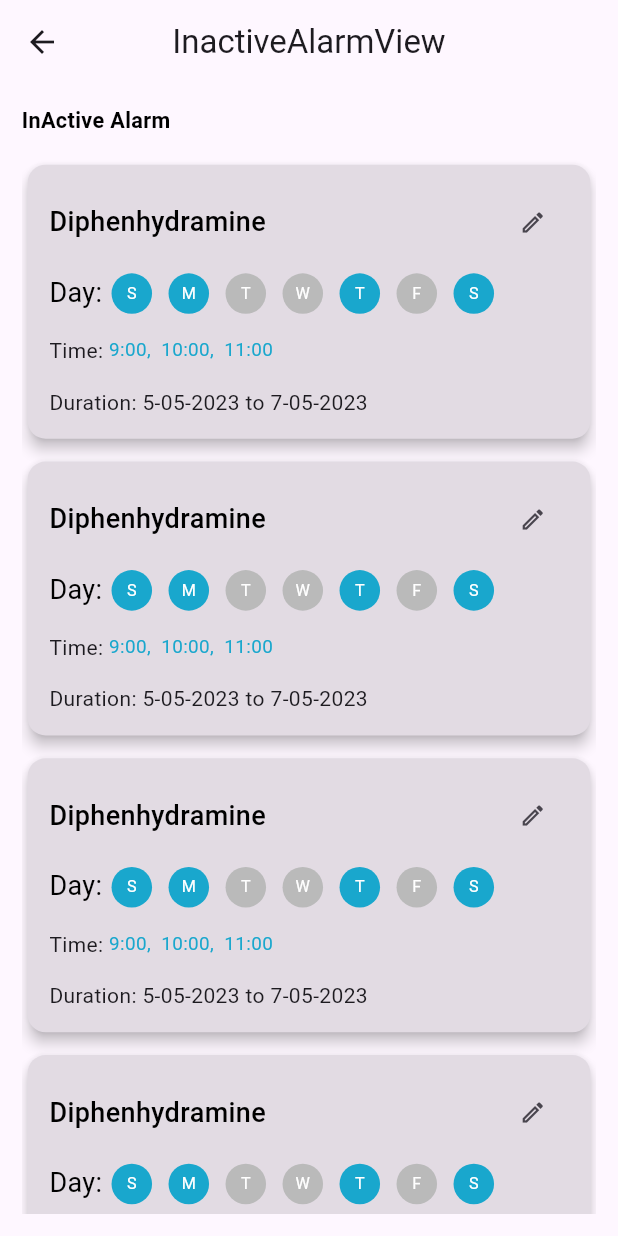
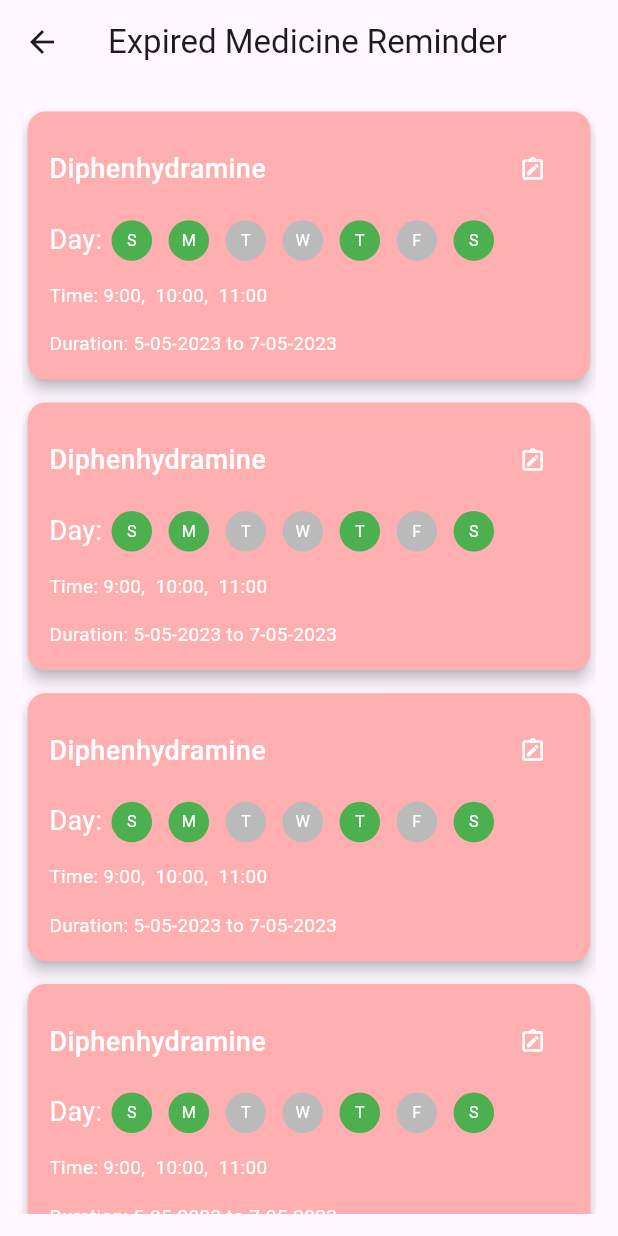
Before and after one commit to khandaker-shamsul-arafen/Medicine-Alarm, a Flutter app: the InactiveAlarmView screen opened by its route, on a phone screen of 412 x 824 dp. Run offline on Flutter 3.47's test engine with Material 2 defaults, Android fonts, the phone set to English and light mode, and no system bars; our stand-ins replace animated_bottom_navigation_bar, flutter_screenutil, flutter_spinbox, get; missing offline and left inert: circular_reveal_animation, day_night_time_picker.

Commit message:
Huge Change For Add Medicine

```diff
--- a/lib/app/constants/all_color.dart
+++ b/lib/app/constants/all_color.dart
@@ -6,6 +6,8 @@ class AllColors {
   static const greyWhite = Color(0xE2FFFFFF);
   static const pureBlack = Color(0xFF000000);
   static const grey = Color(0xFFBABABA);
+  static const lightRed = Color(0xFFFFAFAF);
+  static const darkGrey = Color(0xFF4D4D4D);
   static const greyLight = Color(0xFFD3D3D3);
   static const grey2 = Color(0xFFD5D5D5);
 }
--- a/lib/app/modules/add_medicine/controllers/add_medicine_controller.dart
+++ b/lib/app/modules/add_medicine/controllers/add_medicine_controller.dart
@@ -11,11 +11,13 @@ class AddMedicineController extends GetxController {
   RxString pickedDate = ''.obs;
 
   RxList time = [].obs;
+  RxList dayTime = [].obs;
 
   final count = 0.0.obs;
 
   void onTimeChanged(Time newTime) {
     time1 = newTime;
+    print('Shanto ' + newTime.period.toString());
   }
 
   @override
--- a/lib/app/modules/inactive_alarm/views/inactive_alarm_view.dart
+++ b/lib/app/modules/inactive_alarm/views/inactive_alarm_view.dart
@@ -3,7 +3,6 @@ import 'package:flutter_screenutil/flutter_screenutil.dart';
 import 'package:get/get.dart';
 
 import '../../../constants/constant_widget.dart';
-import '../../../constants/text_style.dart';
 import '../../../widget/active_alarm_card.dart';
 import '../controllers/inactive_alarm_controller.dart';
 
@@ -14,8 +13,8 @@ class InactiveAlarmView extends GetView<InactiveAlarmController> {
   Widget build(BuildContext context) {
     return Scaffold(
       appBar: AppBar(
-        title: const Text('InactiveAlarmView'),
-        centerTitle: true,
+        title: const Text('Expired Medicine Reminder'),
+        centerTitle: false,
       ),
       body: Padding(
         padding: EdgeInsets.all(16.0.r),
@@ -23,12 +22,6 @@ class InactiveAlarmView extends GetView<InactiveAlarmController> {
           crossAxisAlignment: CrossAxisAlignment.start,
           mainAxisAlignment: MainAxisAlignment.start,
           children: [
-            Text(
-              'InActive Alarm',
-              style: AllTextStyle()
-                  .textRegularStyle16(fontWeight: FontWeight.w600),
-            ),
-            ConstantWidget().gapeH16(),
             Expanded(
               child: ListView.builder(
                   shrinkWrap: true,
--- a/lib/app/widget/active_alarm_card.dart
+++ b/lib/app/widget/active_alarm_card.dart
@@ -30,8 +30,8 @@ class ActiveAlarmCard extends StatelessWidget {
   @override
   Widget build(BuildContext context) {
     return Card(
-      surfaceTintColor: (inActive)
-          ? AllColors.pureBlack.withOpacity(0.01)
+      color: (inActive)
+          ? AllColors.lightRed
           : AllColors.greyWhite.withOpacity(1.0),
       elevation: 4,
       child: Padding(
@@ -45,14 +45,21 @@ class ActiveAlarmCard extends StatelessWidget {
               children: [
                 Text(
                   'Diphenhydramine',
-                  style: AllTextStyle().textRegularStyle16(fontSize: 20),
+                  style: AllTextStyle().textRegularStyle16(
+                      fontSize: 20,
+                      color: (inActive)
+                          ? AllColors.pureWhite
+                          : AllColors.pureBlack),
                 ),
                 Spacer(),
                 IconButton(
                     onPressed: () {},
-                    icon: const Icon(
-                      Icons.edit_outlined,
+                    icon: Icon(
+                      Icons.note_alt_outlined,
                       size: 18,
+                      color: (inActive)
+                          ? AllColors.pureWhite
+                          : AllColors.pureWhite,
                     ))
               ],
             ),
@@ -63,36 +70,55 @@ class ActiveAlarmCard extends StatelessWidget {
               children: [
                 Text(
                   'Day: ',
-                  style: AllTextStyle().textRegularStyle(fontSize: 20),
+                  style: AllTextStyle().textRegularStyle(
+                    fontSize: 20,
+                    color:
+                        (inActive) ? AllColors.pureWhite : AllColors.pureBlack,
+                  ),
                 ),
                 Wrap(
                     children: List.generate(
                         weekName.length,
                         (index) => WeeklyButton(
-                              dayName: weekName[index],
+                          dayName: weekName[index],
                               isSelecDay: isSelectDay,
                               index: index,
+                              inactiveText: (inActive) ? true : false,
                             ))),
               ],
             ),
             ConstantWidget().gapeH16(),
             Row(
               children: [
-                Text('Time: '),
+                Text('Time: ',
+                    style: AllTextStyle().textRegularStyle(
+                        color: (inActive)
+                            ? AllColors.pureWhite
+                            : AllColors.pureBlack)),
                 Text(
                   alermTime.join(",  "),
-                  style: AllTextStyle()
-                      .textRegularStyle(color: AllColors.primaryColor),
+                  style: AllTextStyle().textRegularStyle(
+                      color: (inActive)
+                          ? AllColors.pureWhite
+                          : AllColors.pureBlack),
                 ),
               ],
             ),
             ConstantWidget().gapeH16(),
             Row(
               children: [
-                Text("Duration: "),
+                Text(
+                  "Duration: ",
+                  style: AllTextStyle().textRegularStyle(
+                      color: (inActive)
+                          ? AllColors.pureWhite
+                          : AllColors.pureBlack),
+                ),
                 (inActive)
-                    ? Text("5-05-2023 to 7-05-2023")
-                    : Text("With After Before Mill"),
+                    ? Text("5-05-2023 to 7-05-2023",
+                        style: AllTextStyle()
+                            .textRegularStyle(color: AllColors.pureWhite))
+                    : const Text("With After Before Mill"),
               ],
             )
           ],
--- a/lib/app/widget/add_time_card.dart
+++ b/lib/app/widget/add_time_card.dart
@@ -5,8 +5,10 @@ import 'package:medicine_alarm/app/constants/text_style.dart';
 
 class AddTimeCard extends StatelessWidget {
   final String time;
+  final String dayTime;
 
-  const AddTimeCard({Key? key, required this.time}) : super(key: key);
+  const AddTimeCard({Key? key, required this.time, required this.dayTime})
+      : super(key: key);
 
   @override
   Widget build(BuildContext context) {
@@ -19,7 +21,7 @@ class AddTimeCard extends StatelessWidget {
       ),
       child: Center(
           child: Text(
-        '$time PM',
+            '$time $dayTime',
         style: AllTextStyle().textRegularStyle(color: AllColors.pureWhite),
       )),
     );
--- a/lib/app/widget/weekly_button.dart
+++ b/lib/app/widget/weekly_button.dart
@@ -8,12 +8,14 @@ class WeeklyButton extends StatefulWidget {
   final List isSelecDay;
   final int index;
   final String dayName;
+  final bool inactiveText;
 
   const WeeklyButton(
       {Key? key,
       required this.dayName,
       required this.index,
-      required this.isSelecDay})
+      required this.isSelecDay,
+      required this.inactiveText})
       : super(key: key);
 
   @override
@@ -46,7 +48,9 @@ class _WeeklyButtonState extends State<WeeklyButton> {
             height: 30.h,
             decoration: BoxDecoration(
                 color: (widget.isSelecDay[widget.index] == 1)
-                    ? AllColors.primaryColor
+                    ? (widget.inactiveText)
+                        ? Colors.green[500]
+                        : AllColors.primaryColor
                     : AllColors.grey,
                 shape: BoxShape.circle),
             child: Center(
```
Also changed, not shown: lib/app/modules/add_medicine/views/add_medicine_view.dart (+5 -49 lines), lib/app/modules/home/views/home_view.dart (+31 -12 lines), lib/app/widget/home_card.dart (+5 -6 lines).
